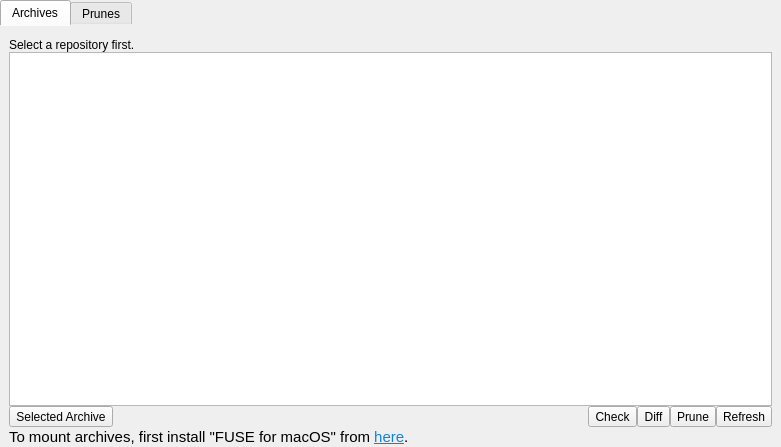
First picture: the form in src/vorta/assets/UI/archivetab.ui, repository borgbase/vorta, before the edit.
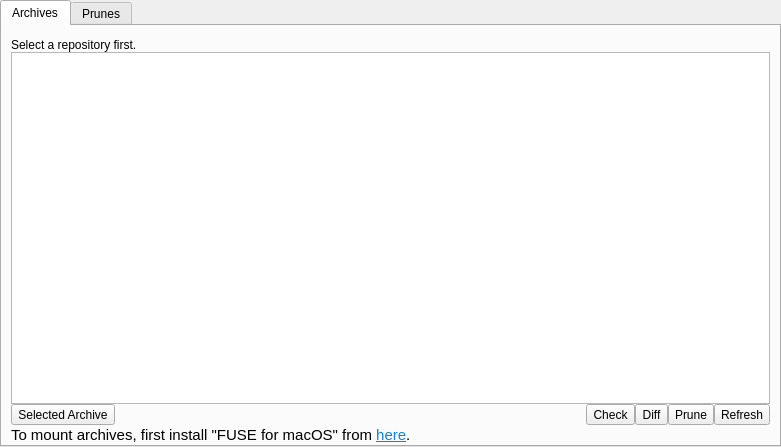
Second picture: the form after the edit. The open tabs and pages were chosen to show the change.

Commit message: Set flat design in separated file

Patch:
```diff
--- a/src/vorta/assets/UI/archivetab.ui
+++ b/src/vorta/assets/UI/archivetab.ui
@@ -34,20 +34,6 @@
        <bold>false</bold>
       </font>
      </property>
-     <property name="styleSheet">
-      <string notr="true">QTabWidget::pane { /* The tab widget frame */
-    border-top: 0px solid #C2C7CB;
-    position: absolute;
-    top: -0.5em;
-}
-
-QTabWidget::tab-bar {
-    alignment: center;
-}
-
-
-</string>
-     </property>
      <property name="currentIndex">
       <number>1</number>
      </property>
```
Left out of the diff: 2 changed lines with no effect on the pictures. The commit also changes 4 other files.
